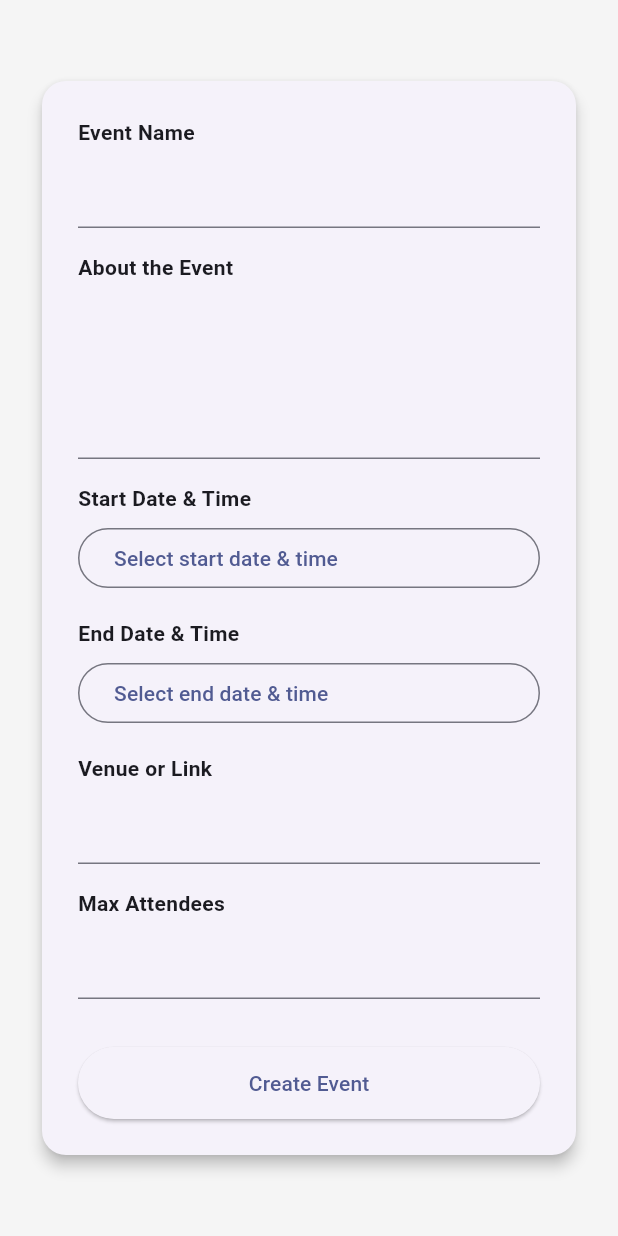
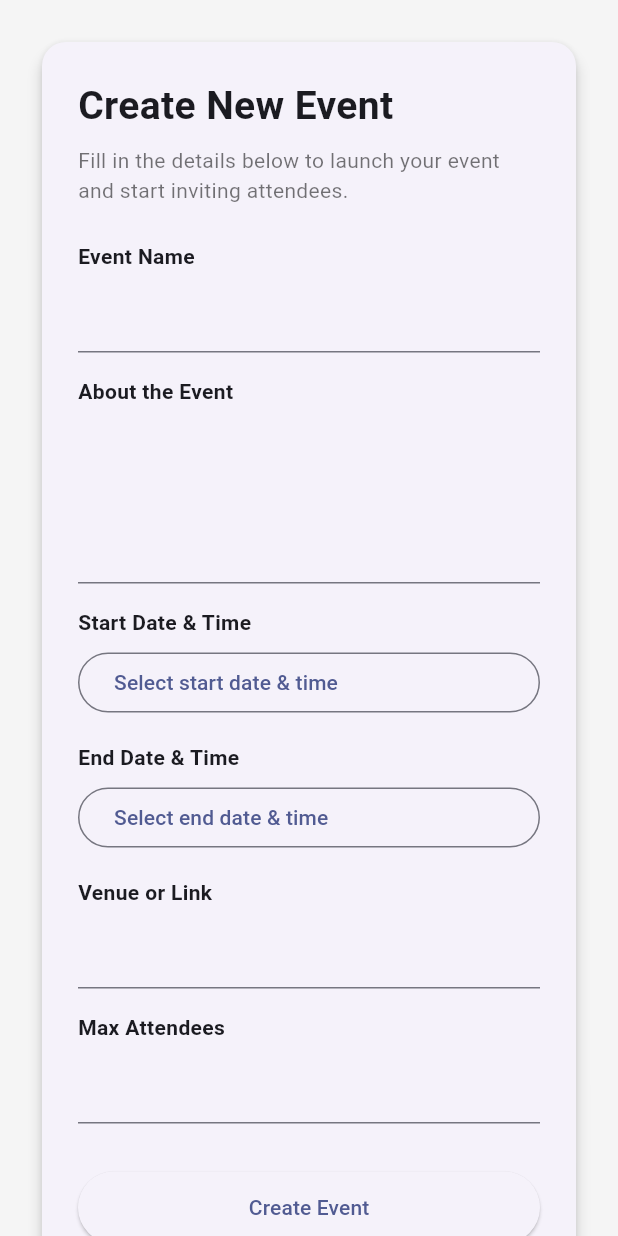
Before and after one commit to UniSpheree/unisphere-app, a Flutter app: the screen it shows after launch, on a phone screen of 412 x 824 dp. Run offline on Flutter 3.47's test engine with Material 3 defaults, Android fonts, the phone set to English and light mode, and no system bars.

Commit message:
feat: add header and description to create event form

```diff
--- a/lib/screens/create_event_screen.dart
+++ b/lib/screens/create_event_screen.dart
@@ -80,6 +80,23 @@ class _CreateEventScreenState extends State<CreateEventScreen> {
                   mainAxisSize: MainAxisSize.min,
                   crossAxisAlignment: CrossAxisAlignment.start,
                   children: [
+                    const Text(
+                      'Create New Event',
+                      style: TextStyle(
+                        fontSize: 26,
+                        fontWeight: FontWeight.bold,
+                      ),
+                    ),
+
+                    const SizedBox(height: 8),
+
+                    const Text(
+                      'Fill in the details below to launch your event and start inviting attendees.',
+                      style: TextStyle(fontSize: 14, color: Colors.black54),
+                    ),
+
+                    const SizedBox(height: 24),
+
                     _label('Event Name'),
                     TextFormField(
                       controller: eventNameController,
```
